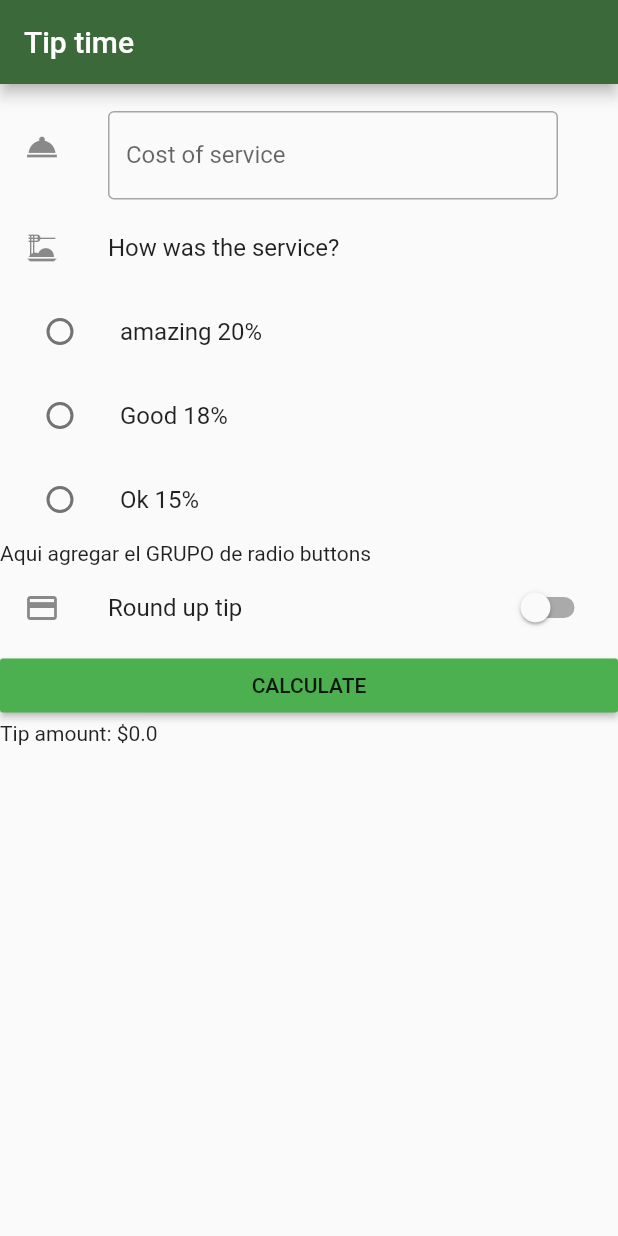
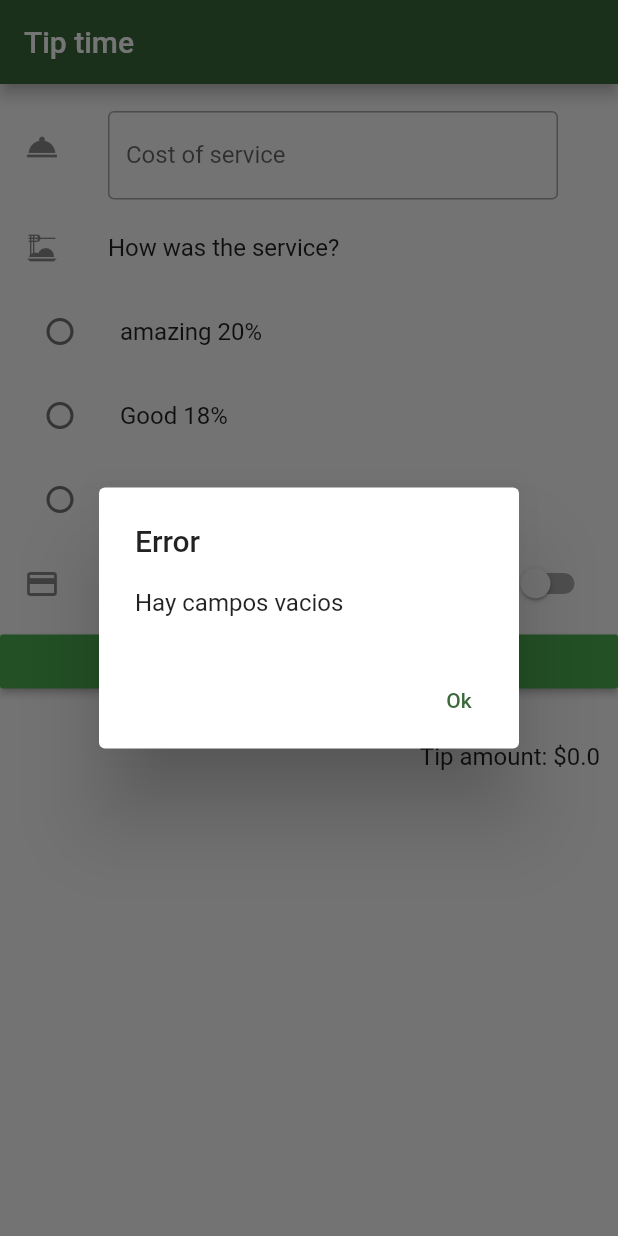
Before and after one commit to pablove2001/ITESO-TipTime-con-Provider, a Flutter app: the screen it shows after launch, after a tap on "CALCULATE", on a phone screen of 412 x 824 dp. Run offline on Flutter 3.47's test engine with Material 2 defaults, Android fonts, the phone set to English and light mode, and no system bars.

Commit message:
tarea terminada

```diff
--- a/lib/providers/tip_time_provider.dart
+++ b/lib/providers/tip_time_provider.dart
@@ -2,7 +2,7 @@ import 'package:flutter/material.dart';
 
 class TipTimeProvider with ChangeNotifier {
   var costController = TextEditingController();
-  bool isSelected = false;
+
   int? _selectedRadio = null;
   int? get getSelectionRadio => _selectedRadio;
   var radioGroupValues = {
@@ -10,19 +10,54 @@ class TipTimeProvider with ChangeNotifier {
     18: "Good 18%",
     15: "Ok 15%",
   };
-  double tipAmount = 0;
 
-  void tipCalculation(int dato) {
-    tipAmount = dato * 3;
+  bool _isSelected = false;
+  bool get getIsSelected => _isSelected;
+
+  double _tipAmount = 0;
+  double get getTipAmount => _tipAmount;
+
+  void tipCalculation(BuildContext context) {
+    if (costController.text == '' || _selectedRadio == null) {
+      showDialog(
+        context: context,
+        builder: (BuildContext context) {
+          return AlertDialog(
+            title: Text('Error'),
+            content: Text('Hay campos vacios'),
+            actions: [
+              TextButton(
+                child: const Text('Ok'),
+                onPressed: () {
+                  Navigator.of(context).pop();
+                },
+              ),
+            ],
+          );
+        },
+      );
+      return;
+    }
+    double dato = double.parse(costController.text);
+    _tipAmount = (dato * _selectedRadio!) / 100 + dato;
+
+    if (_isSelected) {
+      _tipAmount = _tipAmount.ceil() * 1.0;
+    } else {
+      _tipAmount = double.parse(_tipAmount.toStringAsFixed(2));
+    }
+
+    notifyListeners();
   }
 
   void setIsSelected(bool switchValue) {
-    isSelected = switchValue;
+    _isSelected = switchValue;
     notifyListeners();
   }
 
   void setSelectedRadio(int? value) {
     _selectedRadio = value;
+    // print(_selectedRadio);
     notifyListeners();
   }
 }
--- a/lib/views/home_page.dart
+++ b/lib/views/home_page.dart
@@ -7,18 +7,20 @@ class HomePage extends StatelessWidget {
 
   @override
   Widget build(BuildContext context) {
+    final model = Provider.of<TipTimeProvider>(context);
     return Scaffold(
       appBar: AppBar(
-        title: Text('Tip time'),
+        title: const Text('Tip time'),
       ),
       body: ListView(
         children: [
-          SizedBox(height: 14),
+          const SizedBox(height: 14),
           ListTile(
             leading: Icon(Icons.room_service),
             title: Padding(
               padding: EdgeInsets.only(right: 24),
               child: TextField(
+                controller: context.watch<TipTimeProvider>().costController,
                 decoration: InputDecoration(
                   labelText: 'Cost of service',
                   border: OutlineInputBorder(),
@@ -27,7 +29,7 @@ class HomePage extends StatelessWidget {
               ),
             ),
           ),
-          ListTile(
+          const ListTile(
             leading: Icon(Icons.dinner_dining),
             title: Text("How was the service?"),
           ),
@@ -48,29 +50,41 @@ class HomePage extends StatelessWidget {
                             .setSelectedRadio(newVal);
                       },
                     ),
-                    title: Text("${e.value}"),
+                    title: Text(e.value),
                   ),
                 )
                 .toList(),
           ),
-          Text("Aqui agregar el GRUPO de radio buttons"),
           SwitchListTile(
-            secondary: Icon(Icons.credit_card),
-            title: Text("Round up tip"),
-            value: context.watch<TipTimeProvider>().isSelected,
+            secondary: const Icon(Icons.credit_card),
+            title: const Text("Round up tip"),
+            value: context.watch<TipTimeProvider>().getIsSelected,
             onChanged: (newVal) {
-              // _isSelected = newVal;
               context.read<TipTimeProvider>().setIsSelected(newVal);
             },
           ),
           MaterialButton(
             color: Colors.green,
-            child: Text("CALCULATE"),
+            child: const Text("CALCULATE"),
             onPressed: () {
-              context.read<TipTimeProvider>().tipCalculation(12);
+              context.read<TipTimeProvider>().tipCalculation(context);
             },
           ),
-          Text("Tip amount: \$${context.watch<TipTimeProvider>().tipAmount}"),
+          const SizedBox(
+            height: 30,
+          ),
+          Padding(
+            padding: const EdgeInsets.only(right: 12),
+            child: Row(
+              mainAxisAlignment: MainAxisAlignment.end,
+              children: [
+                Text(
+                  "Tip amount: \$${context.watch<TipTimeProvider>().getTipAmount}",
+                  style: const TextStyle(fontSize: 16),
+                ),
+              ],
+            ),
+          ),
         ],
       ),
     );
```
